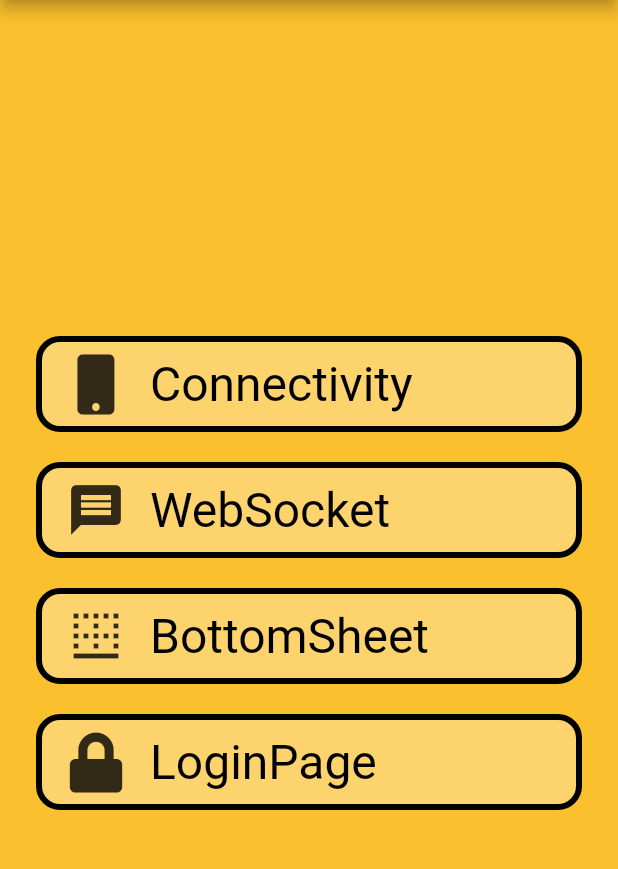
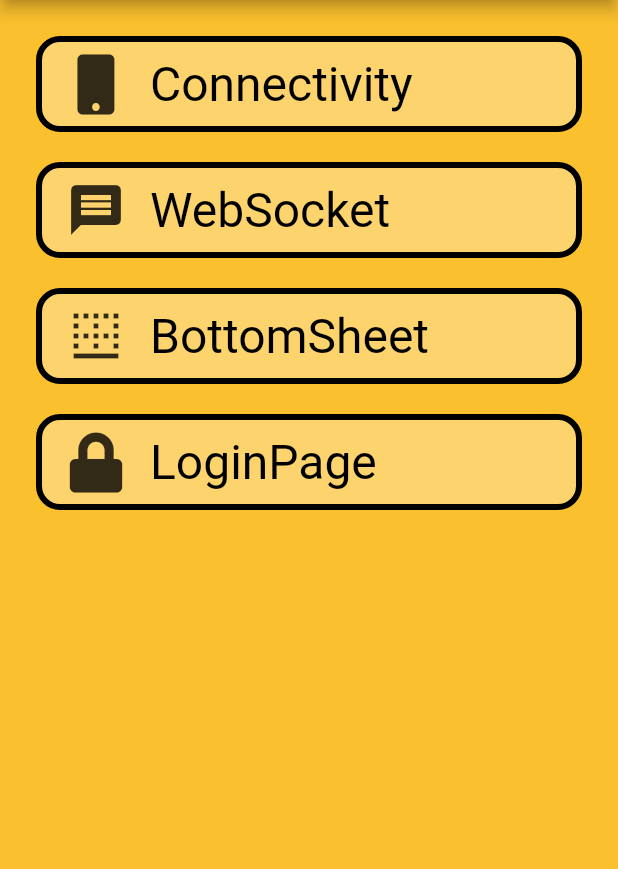
Before and after one commit to leroylau/flutter_basic_demos, a Flutter app: the screen it shows after launch, on a phone screen of 412 x 824 dp, the part 84-953 px from its top. Run offline on Flutter 3.47's test engine with Material 2 defaults, Android fonts, the phone set to English and light mode, and no system bars; our stand-ins replace connectivity, font_awesome_flutter, sqflite; accounts and stored records are empty.

Commit message:
Add all demoBox into a index; make a ListView.builder in the main

```diff
--- /dev/null
+++ b/lib/demos/index.dart
@@ -0,0 +1,45 @@
+import 'package:basic_demo/demos/web_socket_demo.dart';
+import 'package:basic_demo/widgets/demo_box.dart';
+import 'package:flutter/material.dart';
+import 'package:font_awesome_flutter/font_awesome_flutter.dart';
+import 'package:web_socket_channel/io.dart';
+
+List<DemoBox> demos(BuildContext context) {
+  return [
+    DemoBox(
+      icon: FontAwesomeIcons.mobile,
+      title: 'Connectivity',
+      onTap: () {
+        Navigator.pushNamed(context, 'httpDemo');
+      },
+    ),
+    DemoBox(
+      icon: Icons.message,
+      title: 'WebSocket',
+      onTap: () {
+        var channel = IOWebSocketChannel.connect("ws://echo.websocket.org");
+        Navigator.of(context).push(
+          MaterialPageRoute(
+            builder: (_) => WebSocketDemo(
+                  channel: channel,
+                ),
+          ),
+        );
+      },
+    ),
+    DemoBox(
+      icon: Icons.border_bottom,
+      title: 'BottomSheet',
+      onTap: () {
+        Navigator.pushNamed(context, 'bottomSheet');
+      },
+    ),
+    DemoBox(
+      icon: FontAwesomeIcons.lock,
+      title: 'LoginPage',
+      onTap: () {
+        Navigator.pushNamed(context, 'loginPage');
+      },
+    ),
+  ];
+}
--- a/lib/main.dart
+++ b/lib/main.dart
@@ -6,6 +6,7 @@ import 'package:basic_demo/widgets/demo_box.dart';
 import 'package:flutter/material.dart';
 import 'package:web_socket_channel/io.dart';
 import 'package:font_awesome_flutter/font_awesome_flutter.dart';
+import 'package:basic_demo/demos/index.dart';
 
 void main() => runApp(MyApp());
 
@@ -39,6 +40,7 @@ class MyHomePage extends StatefulWidget {
 class _MyHomePageState extends State<MyHomePage> {
   @override
   Widget build(BuildContext context) {
+    final demoBoxes = demos(context);
     return Scaffold(
       backgroundColor: Colors.yellow[700],
       appBar: AppBar(
@@ -48,46 +50,11 @@ class _MyHomePageState extends State<MyHomePage> {
         child: Container(
           child: Padding(
             padding: EdgeInsets.all(16.0),
-            child: Column(
-              mainAxisAlignment: MainAxisAlignment.center,
-              children: <Widget>[
-                DemoBox(
-                  icon: FontAwesomeIcons.mobile,
-                  title: 'Connectivity',
-                  onTap: () {
-                    Navigator.pushNamed(context, 'httpDemo');
-                  },
-                ),
-                DemoBox(
-                  icon: Icons.message,
-                  title: 'WebSocket',
-                  onTap: () {
-                    var channel =
-                        IOWebSocketChannel.connect("ws://echo.websocket.org");
-                    Navigator.of(context).push(
-                      MaterialPageRoute(
-                        builder: (_) => WebSocketDemo(
-                              channel: channel,
-                            ),
-                      ),
-                    );
-                  },
-                ),
-                DemoBox(
-                  icon: Icons.border_bottom,
-                  title: 'BottomSheet',
-                  onTap: () {
-                    Navigator.pushNamed(context, 'bottomSheet');
-                  },
-                ),
-                DemoBox(
-                  icon: FontAwesomeIcons.lock,
-                  title: 'LoginPage',
-                  onTap: () {
-                    Navigator.pushNamed(context, 'loginPage');
-                  },
-                ),
-              ],
+            child: ListView.builder(
+              itemCount: demoBoxes.length,
+              itemBuilder: (context, int index) {
+                return demoBoxes[index];
+              },
             ),
           ),
         ),
```
